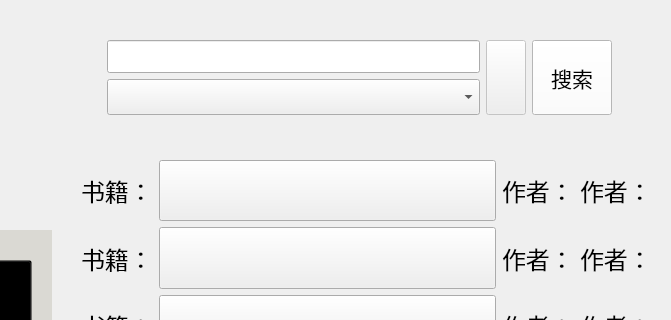
First picture: the form in addcode/findbook.ui, repository Andylih2005/summer-work, before the edit; both pictures show x 229 to 900 and y 0 to 320 of the 900 by 600 pixel window.
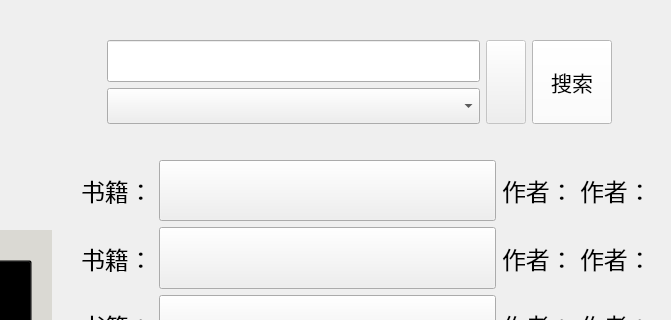
Second picture: the form after the edit. Icons and pictures are not drawn.

The edit to the form file:
```diff
--- a/addcode/findbook.ui
+++ b/addcode/findbook.ui
@@ -904,7 +904,7 @@
      <x>330</x>
      <y>40</y>
      <width>511</width>
-     <height>75</height>
+     <height>84</height>
     </rect>
    </property>
    <layout class="QHBoxLayout" name="horizontalLayout">
```
Left out of the diff: 15 changed lines with no effect on the pictures.
